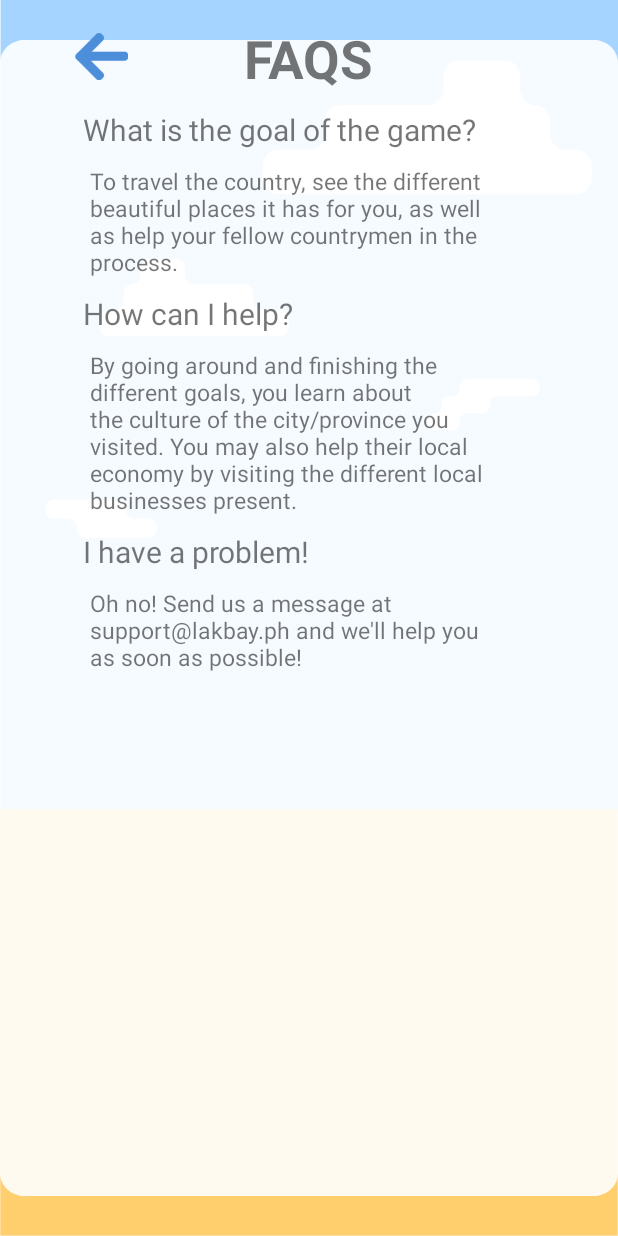
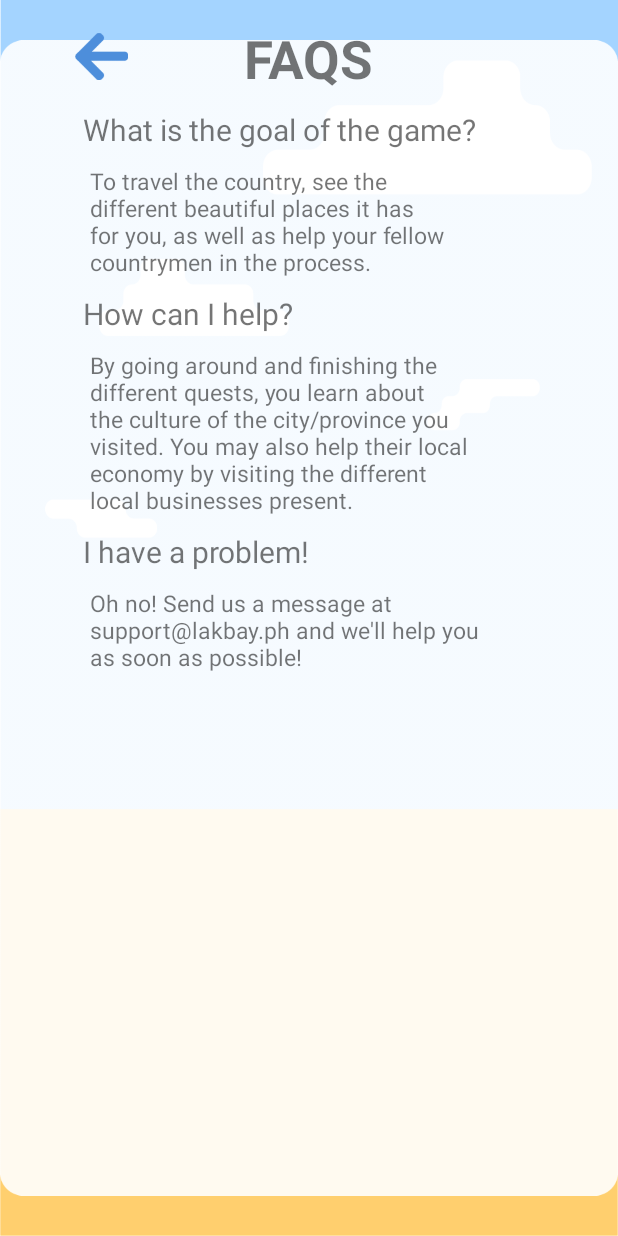
Before and after one commit to compsat/mudkip, an Android app: the fragment HelpFragment placed in its activity, on a phone screen of 412 x 824 dp. Run offline under Robolectric (Android 15) with nearby library versions, the phone set to English and light mode, and no system bars.

Commit message:
Fixed spacing in FAQ

```diff
--- a/mobile/app/src/main/res/layout/fragment_help.xml
+++ b/mobile/app/src/main/res/layout/fragment_help.xml
@@ -41,7 +41,7 @@
 
         <TextView
             android:id="@+id/first"
-            android:layout_width="275dp"
+            android:layout_width="265dp"
             android:layout_height="wrap_content"
             android:layout_below="@+id/faqsText"
             android:layout_marginTop="10dp"
@@ -51,7 +51,7 @@
 
         <TextView
             android:id="@+id/firstAnswer"
-            android:layout_width="270dp"
+            android:layout_width="260dp"
             android:layout_height="wrap_content"
             android:layout_below="@+id/first"
             android:layout_marginTop="10dp"
@@ -61,7 +61,7 @@
 
         <TextView
             android:id="@+id/second"
-            android:layout_width="275dp"
+            android:layout_width="265dp"
             android:layout_height="wrap_content"
             android:layout_below="@+id/firstAnswer"
             android:layout_marginTop="10dp"
@@ -71,17 +71,17 @@
 
         <TextView
             android:id="@+id/secondAnswer"
-            android:layout_width="270dp"
+            android:layout_width="260dp"
             android:layout_height="wrap_content"
             android:layout_below="@+id/second"
             android:layout_marginTop="10dp"
             android:layout_marginStart="60dp"
-            android:text="By going around and finishing the different goals, you learn about the culture of the city/province you visited. You may also help their local economy by visiting the different local businesses present."
+            android:text="By going around and finishing the different quests, you learn about the culture of the city/province you visited. You may also help their local economy by visiting the different local businesses present."
             android:textSize="15sp" />
 
         <TextView
             android:id="@+id/third"
-            android:layout_width="275dp"
+            android:layout_width="265dp"
             android:layout_height="wrap_content"
             android:layout_below="@+id/secondAnswer"
             android:layout_marginTop="10dp"
@@ -91,7 +91,7 @@
 
         <TextView
             android:id="@+id/thirdAnswer"
-            android:layout_width="270dp"
+            android:layout_width="260dp"
             android:layout_height="wrap_content"
             android:layout_below="@+id/third"
             android:layout_marginTop="10dp"
@@ -100,6 +100,4 @@
             android:textSize="15sp" />
 
     </RelativeLayout>
-
-
 </FrameLayout>
```
